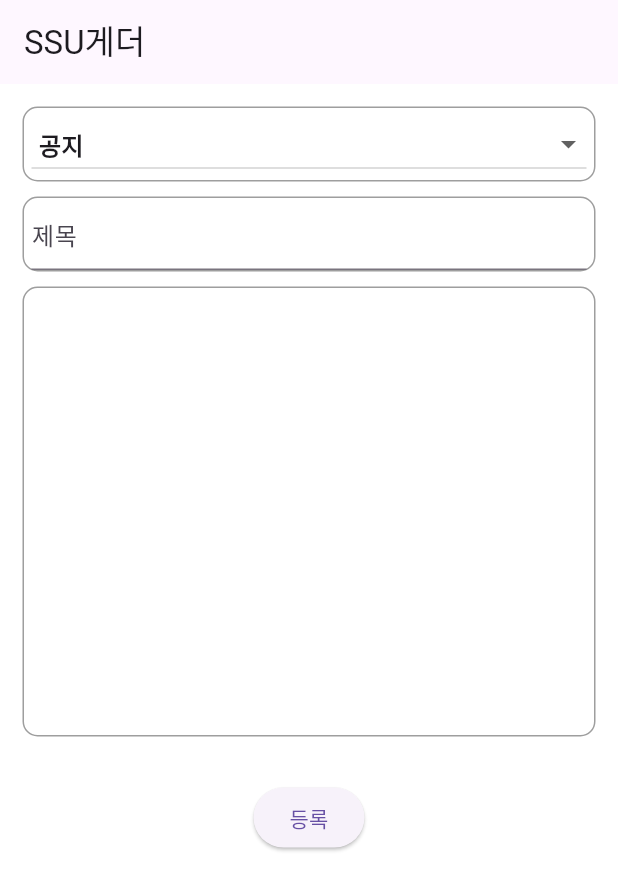
After one commit to Park-yu-su/Flutter-board, a Flutter app: the Write screen opened by its route, after a tap on "등록", on a phone screen of 412 x 824 dp. The commit adds this screen. Shown: the top 890 px of the screen. Run offline on Flutter 3.47's test engine with Material 3 defaults, Android fonts, the light colour scheme and no system bars; our stand-ins replace cloud_firestore, firebase_auth, firebase_core, go_router; accounts and stored records are empty; statements that could not run were skipped.

Commit message:
글쓰기 기능 구현중

```diff
--- a/lib/board.dart
+++ b/lib/board.dart
@@ -3,24 +3,6 @@ import 'package:flutter/material.dart';
 import 'package:go_router/go_router.dart';
 import 'firestore.dart';
 import 'boardContent.dart';
-
-/*
-{
-  "title": "게시글 제목",
-  "content": "게시글 내용",
-  "author": "작성자 UID",
-  "timestamp": "게시일",
-  "attribute": "속성"
-  "watch" : "조회 수"
-  "comments": [
-    {
-      "commentContent": "댓글 내용",
-      "commentAuthor": "댓글 작성자 UID",
-      "commentTimestamp": "댓글 작성일"
-    }
-  ]
-}
-*/
 
 class Board extends StatelessWidget {
   const Board({super.key});
@@ -46,7 +28,6 @@ class BoardScreen extends StatefulWidget {
 class _BoardScreenState extends State<BoardScreen>
     with TickerProviderStateMixin {
   late TabController tabController;
-  int a = 0;
   int currentPage = 0; //현재 페이지에 해당하는 리스트를 출력력
 
   @override
@@ -68,7 +49,7 @@ class _BoardScreenState extends State<BoardScreen>
               child: TabBar(
                 controller: tabController,
                 isScrollable: true,
-                tabs: [
+                tabs: const [
                   Tab(text: '전체'),
                   Tab(text: '공지'),
                   Tab(text: '정보'),
@@ -85,8 +66,6 @@ class _BoardScreenState extends State<BoardScreen>
                     onPressed: () {
                       setState(() {
                         DateTime now = DateTime.now();
-                        addContentToFirestore(a, now);
-                        a++;
                       });
                     },
                     icon: Icon(Icons.search),
@@ -96,7 +75,9 @@ class _BoardScreenState extends State<BoardScreen>
                   padding: const EdgeInsets.only(right: 10),
                   child: IconButton(
                     onPressed: () {
-                      setState(() {});
+                      setState(() {
+                        navigateWrite(context);
+                      });
                     },
                     icon: Icon(Icons.create),
                   ),
@@ -122,6 +103,12 @@ class _BoardScreenState extends State<BoardScreen>
 
   void navigateContent(BuildContext context, BoardContent thisContent) async {
     final result = await context.push('/content', extra: thisContent);
+    setState(() {});
+  }
+
+  void navigateWrite(BuildContext context) async {
+    final result = await context.push('/write');
+    setState(() {});
   }
 
   Widget buildBoardList(int mode) {
@@ -237,6 +224,7 @@ class _BoardScreenState extends State<BoardScreen>
                                 pageBoardData[realIndex]['title'] ?? '',
                                 pageBoardData[realIndex]['content'] ?? '',
                                 pageBoardData[realIndex]['author'] ?? '',
+                                "잡담",
                                 datetime,
                                 comments,
                                 pageBoardData[realIndex]['watch'] ?? 0,
--- a/lib/boardContent.dart
+++ b/lib/boardContent.dart
@@ -1,10 +1,11 @@
 class BoardContent {
-  String title;
-  String content;
-  String author;
-  DateTime time;
-  List<Map<String, dynamic>> comments;
-  int watch;
+  String title; //제목
+  String content; //본문
+  String author; //글쓴이
+  DateTime time; //시간
+  String attribute; //속성(타입)
+  List<Map<String, dynamic>> comments; //댓글
+  int watch; //본 수
 
   /*
   주의할 점
@@ -19,6 +20,24 @@ class BoardContent {
 
   */
 
-  BoardContent(this.title, this.content, this.author, this.time, this.comments,
-      this.watch);
+  BoardContent(this.title, this.content, this.author, this.attribute, this.time,
+      this.comments, this.watch);
 }
+
+/*
+{
+  "title": "게시글 제목",
+  "content": "게시글 내용",
+  "author": "작성자 UID",
+  "timestamp": "게시일",
+  "attribute": "속성"
+  "watch" : "조회 수"
+  "comments": [
+    {
+      "commentContent": "댓글 내용",
+      "commentAuthor": "댓글 작성자 UID",
+      "commentTimestamp": "댓글 작성일"
+    }
+  ]
+}
+*/
--- a/lib/firestore.dart
+++ b/lib/firestore.dart
@@ -85,29 +85,16 @@ Future<List<Map<String, dynamic>>> getBoardFromFirestore(int mode) async {
   return boardList;
 }
 
-void addContentToFirestore(int a, DateTime now) async {
-  List<Map<String, dynamic>> ex = [
-    {
-      'commentAuthor': 'ex',
-      'commentContent': '연습입니다.',
-      'commentTimestamp': Timestamp.fromDate(now)
-    },
-    {
-      'commentAuthor': 'ex2',
-      'commentContent': '연습입니다.2',
-      'commentTimestamp': Timestamp.fromDate(now)
-    }
-  ];
-
+void addContentToFirestore(BoardContent content) async {
   await FirebaseFirestore.instance.collection('board').add({
-    'attribute': '공지',
-    'author': '관리자$a',
-    'content': '연습입니다$a',
-    'title': '연습$a',
-    'time': Timestamp.fromDate(now),
-    'watch': 0,
-    'comments': ex,
+    'attribute': content.attribute,
+    'author': content.author,
+    'content': content.content,
+    'title': content.title,
+    'time': content.time,
+    'watch': content.watch,
+    'comments': content.comments,
   });
 
-  print('add OK $now');
+  print('add OK ${content.time}');
 }
--- a/lib/router.dart
+++ b/lib/router.dart
@@ -2,6 +2,7 @@ import 'package:go_router/go_router.dart';
 import 'home.dart';
 import 'content.dart';
 import 'boardContent.dart';
+import 'write.dart';
 
 final router = GoRouter(
   initialLocation: '/',
@@ -17,5 +18,10 @@ final router = GoRouter(
           final BoardContent thisContent = state.extra as BoardContent;
           return Content(thisContent: thisContent);
         }),
+    GoRoute(
+        path: '/write',
+        builder: (context, state) {
+          return Write();
+        }),
   ],
 );
--- /dev/null
+++ b/lib/write.dart
@@ -0,0 +1,148 @@
+import 'package:flutter/material.dart';
+import 'package:go_router/go_router.dart';
+import 'boardContent.dart';
+import 'firestore.dart';
+
+class Write extends StatefulWidget {
+  @override
+  _WriteScreenState createState() => _WriteScreenState();
+}
+
+class _WriteScreenState extends State<Write> with TickerProviderStateMixin {
+  final TextEditingController _titleController = TextEditingController();
+  String selectedCategory = "공지";
+
+  //작성한 내용이 담길 객체
+  late BoardContent writeResult;
+
+  String title = '';
+  String content = '';
+  String author = "임시";
+  late DateTime time;
+  String attribute = '';
+  List<Map<String, dynamic>> comments = [];
+  int watch = 0;
+
+  void makeContent() {
+    time = DateTime.now();
+    writeResult =
+        BoardContent(title, content, author, attribute, time, comments, watch);
+    addContentToFirestore(writeResult);
+  }
+
+  @override
+  Widget build(BuildContext context) {
+    return Scaffold(
+      backgroundColor: Colors.white,
+      appBar: AppBar(
+        title: Text('SSU게더'),
+      ),
+      body: SingleChildScrollView(
+        padding: const EdgeInsets.all(15.0),
+        child: Column(
+          crossAxisAlignment: CrossAxisAlignment.start,
+          children: [
+            Container(
+              padding: EdgeInsets.symmetric(horizontal: 5.0),
+              width: double.infinity,
+              decoration: BoxDecoration(
+                border: Border.all(
+                  color: Colors.grey,
+                  width: 1.0,
+                ),
+                borderRadius: BorderRadius.circular(10),
+              ),
+              child: DropdownButton<String>(
+                value: selectedCategory,
+                isExpanded: true,
+                items: <String>['공지', '정보', '잡담']
+                    .map<DropdownMenuItem<String>>((String value) {
+                  return DropdownMenuItem<String>(
+                    value: value,
+                    child: Padding(
+                      padding: const EdgeInsets.only(left: 5.0),
+                      child: Text(
+                        value,
+                        style: TextStyle(
+                          fontWeight: FontWeight.bold,
+                        ),
+                      ),
+                    ),
+                  );
+                }).toList(),
+                onChanged: (String? newValue) {
+                  setState(() {
+                    selectedCategory = newValue!;
+                    attribute = newValue;
+                  });
+                },
+              ),
+            ),
+            const SizedBox(height: 10),
+            Container(
+              padding: EdgeInsets.symmetric(horizontal: 5.0),
+              width: double.infinity,
+              decoration: BoxDecoration(
+                border: Border.all(
+                  color: Colors.grey,
+                  width: 1.0,
+                ),
+                borderRadius: BorderRadius.circular(10),
+              ),
+              child: TextField(
+                controller: _titleController,
+                decoration: const InputDecoration(
+                  hintText: '제목',
+                ),
+                onChanged: (value) {
+                  title = value;
+                },
+              ),
+            ),
+            const SizedBox(height: 10.0),
+            Container(
+              constraints: const BoxConstraints(
+                minHeight: 300,
+                maxHeight: 300,
+                minWidth: double.infinity,
+              ),
+              padding: EdgeInsets.symmetric(horizontal: 5.0),
+              decoration: BoxDecoration(
+                border: Border.all(
+                  color: Colors.grey,
+                  width: 1.0,
+                ),
+                borderRadius: BorderRadius.circular(10),
+              ),
+              child: Padding(
+                padding: EdgeInsets.all(10),
+                child: TextFormField(
+                  onChanged: (value) {
+                    content = value;
+                  },
+                  textAlignVertical: TextAlignVertical.top,
+                  decoration: const InputDecoration(
+                    border: InputBorder.none, // 테두리 제거
+                  ),
+                  keyboardType: TextInputType.multiline,
+                  maxLines: null, // 여러 줄 입력을 허용
+                  minLines: 10, // 최소 줄 수를 설정
+                ),
+              ),
+            ),
+            SizedBox(height: 30.0),
+            Center(
+              child: ElevatedButton(
+                onPressed: () {
+                  makeContent();
+                  context.pop();
+                },
+                child: Text('등록'),
+              ),
+            ),
+          ],
+        ),
+      ),
+    );
+  }
+}
```
